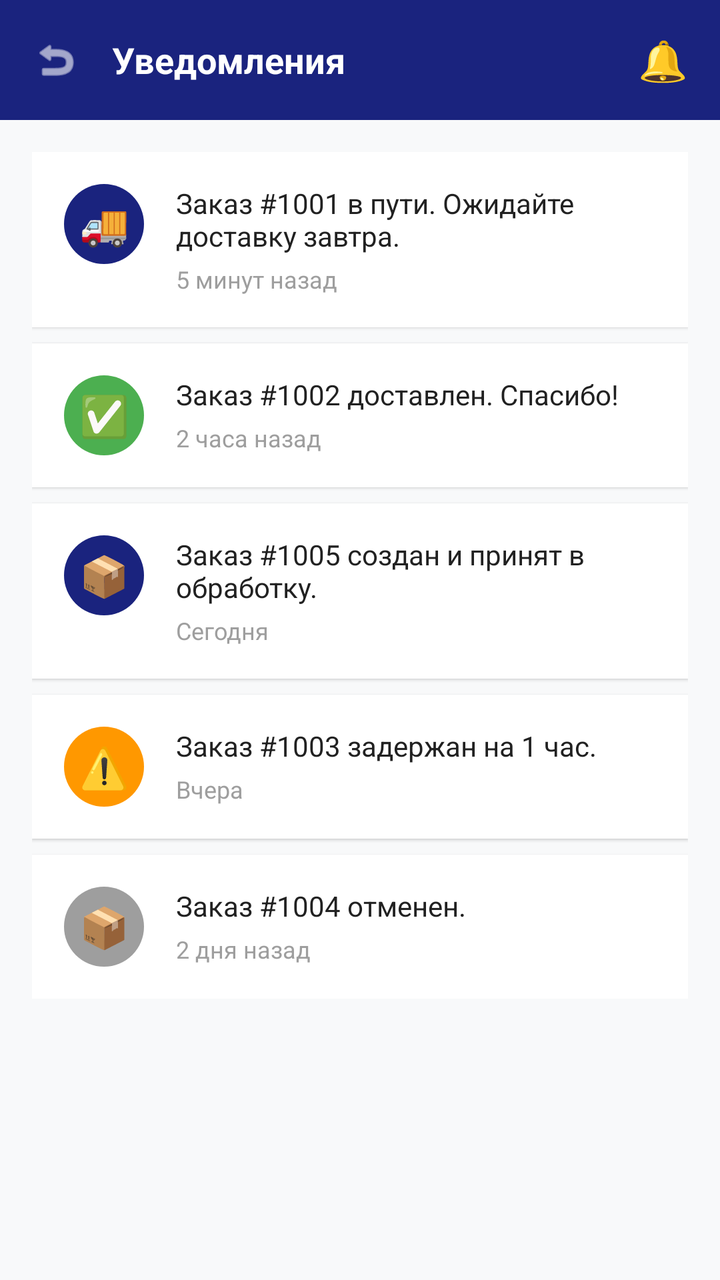
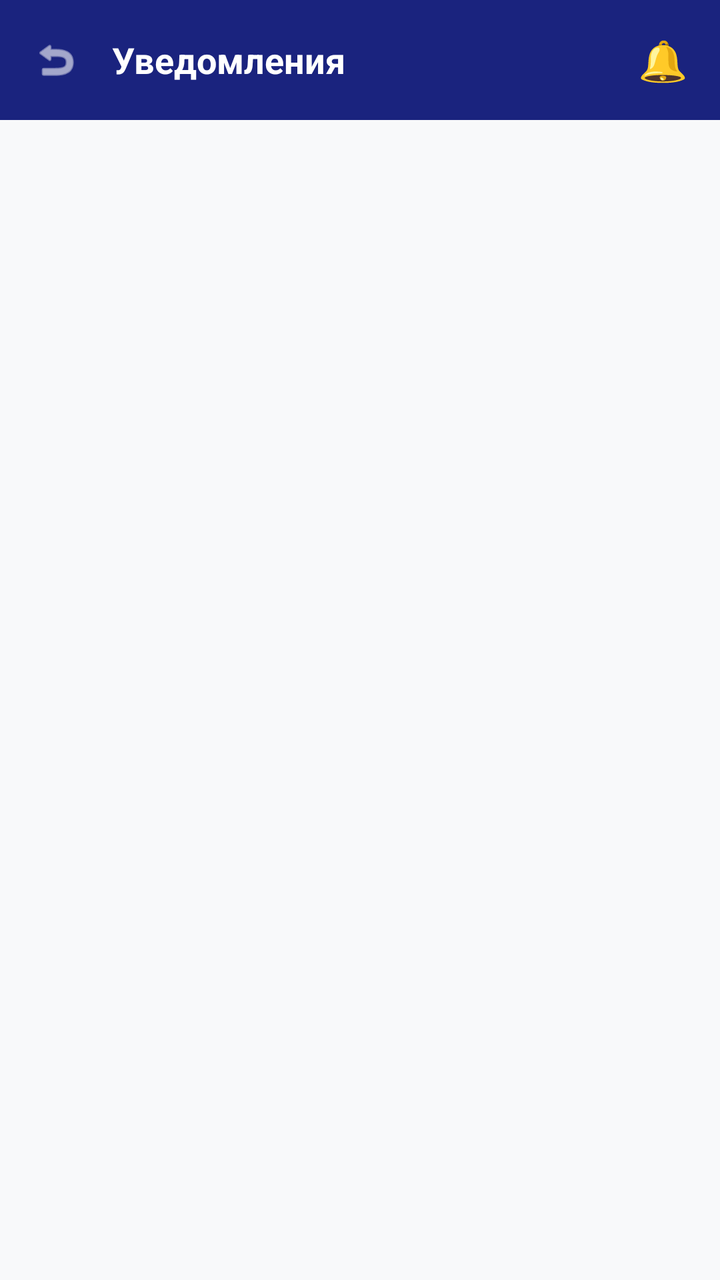

Two renders of the same Android screen: before a commit and after it. Below are the layout's source before the change and the commit's diff.
<!-- AndroidManifest.xml: application theme Theme.Gruz -->
<!-- res/layout/activity_notifications.xml -->
<?xml version="1.0" encoding="utf-8"?>
<LinearLayout xmlns:android="http://schemas.android.com/apk/res/android"
    xmlns:app="http://schemas.android.com/apk/res-auto"
    android:layout_width="match_parent"
    android:layout_height="match_parent"
    android:orientation="vertical"
    android:background="#F8F9FA">

    
    <LinearLayout
        android:layout_width="match_parent"
        android:layout_height="60dp"
        android:background="#1A237E"
        android:gravity="center_vertical"
        android:paddingHorizontal="16dp">

        <ImageView
            android:id="@+id/btnBack"
            android:layout_width="24dp"
            android:layout_height="24dp"
            android:src="@android:drawable/ic_menu_revert"
            app:tint="#FFFFFF" />

        <TextView
            android:layout_width="0dp"
            android:layout_height="wrap_content"
            android:layout_weight="1"
            android:layout_marginStart="16dp"
            android:text="Уведомления"
            android:textColor="#FFFFFF"
            android:textSize="18sp"
            android:textStyle="bold"/>

        <TextView
            android:layout_width="wrap_content"
            android:layout_height="wrap_content"
            android:text="🔔"
            android:textSize="20sp"/>
    </LinearLayout>

    
    <ScrollView
        android:layout_width="match_parent"
        android:layout_height="match_parent">

        <LinearLayout
            android:layout_width="match_parent"
            android:layout_height="wrap_content"
            android:orientation="vertical"
            android:padding="16dp">

            
            <LinearLayout android:layout_width="match_parent" android:layout_height="wrap_content" android:orientation="horizontal" android:background="#FFFFFF" android:padding="16dp" android:layout_marginBottom="8dp" android:elevation="1dp">
                <TextView android:layout_width="40dp" android:layout_height="40dp" android:background="@drawable/bg_circle_blue" android:gravity="center" android:text="🚚" android:textSize="20sp"/>
                <LinearLayout android:layout_width="0dp" android:layout_height="wrap_content" android:layout_weight="1" android:layout_marginStart="16dp" android:orientation="vertical">
                    <TextView android:layout_width="match_parent" android:layout_height="wrap_content" android:text="Заказ #1001 в пути. Ожидайте доставку завтра." android:textColor="#212121" android:textSize="14sp"/>
                    <TextView android:layout_width="match_parent" android:layout_height="wrap_content" android:text="5 минут назад" android:textColor="#9E9E9E" android:textSize="12sp" android:layout_marginTop="4dp"/>
                </LinearLayout>
            </LinearLayout>

            
            <LinearLayout android:layout_width="match_parent" android:layout_height="wrap_content" android:orientation="horizontal" android:background="#FFFFFF" android:padding="16dp" android:layout_marginBottom="8dp" android:elevation="1dp">
                <TextView android:layout_width="40dp" android:layout_height="40dp" android:background="@drawable/bg_circle_green" android:gravity="center" android:text="✅" android:textSize="20sp"/>
                <LinearLayout android:layout_width="0dp" android:layout_height="wrap_content" android:layout_weight="1" android:layout_marginStart="16dp" android:orientation="vertical">
                    <TextView android:layout_width="match_parent" android:layout_height="wrap_content" android:text="Заказ #1002 доставлен. Спасибо!" android:textColor="#212121" android:textSize="14sp"/>
                    <TextView android:layout_width="match_parent" android:layout_height="wrap_content" android:text="2 часа назад" android:textColor="#9E9E9E" android:textSize="12sp" android:layout_marginTop="4dp"/>
                </LinearLayout>
            </LinearLayout>

            
            <LinearLayout android:layout_width="match_parent" android:layout_height="wrap_content" android:orientation="horizontal" android:background="#FFFFFF" android:padding="16dp" android:layout_marginBottom="8dp" android:elevation="1dp">
                <TextView android:layout_width="40dp" android:layout_height="40dp" android:background="@drawable/bg_circle_blue" android:gravity="center" android:text="📦" android:textSize="20sp"/>
                <LinearLayout android:layout_width="0dp" android:layout_height="wrap_content" android:layout_weight="1" android:layout_marginStart="16dp" android:orientation="vertical">
                    <TextView android:layout_width="match_parent" android:layout_height="wrap_content" android:text="Заказ #1005 создан и принят в обработку." android:textColor="#212121" android:textSize="14sp"/>
                    <TextView android:layout_width="match_parent" android:layout_height="wrap_content" android:text="Сегодня" android:textColor="#9E9E9E" android:textSize="12sp" android:layout_marginTop="4dp"/>
                </LinearLayout>
            </LinearLayout>

            
            <LinearLayout android:layout_width="match_parent" android:layout_height="wrap_content" android:orientation="horizontal" android:background="#FFFFFF" android:padding="16dp" android:layout_marginBottom="8dp" android:elevation="1dp">
                <TextView android:layout_width="40dp" android:layout_height="40dp" android:background="@drawable/bg_circle_orange" android:gravity="center" android:text="⚠️" android:textSize="20sp"/>
                <LinearLayout android:layout_width="0dp" android:layout_height="wrap_content" android:layout_weight="1" android:layout_marginStart="16dp" android:orientation="vertical">
                    <TextView android:layout_width="match_parent" android:layout_height="wrap_content" android:text="Заказ #1003 задержан на 1 час." android:textColor="#212121" android:textSize="14sp"/>
                    <TextView android:layout_width="match_parent" android:layout_height="wrap_content" android:text="Вчера" android:textColor="#9E9E9E" android:textSize="12sp" android:layout_marginTop="4dp"/>
                </LinearLayout>
            </LinearLayout>

            
            <LinearLayout android:layout_width="match_parent" android:layout_height="wrap_content" android:orientation="horizontal" android:background="#FFFFFF" android:padding="16dp" android:elevation="1dp">
                <TextView android:layout_width="40dp" android:layout_height="40dp" android:background="@drawable/bg_circle_grey" android:gravity="center" android:text="📦" android:textSize="20sp"/>
                <LinearLayout android:layout_width="0dp" android:layout_height="wrap_content" android:layout_weight="1" android:layout_marginStart="16dp" android:orientation="vertical">
                    <TextView android:layout_width="match_parent" android:layout_height="wrap_content" android:text="Заказ #1004 отменен." android:textColor="#212121" android:textSize="14sp"/>
                    <TextView android:layout_width="match_parent" android:layout_height="wrap_content" android:text="2 дня назад" android:textColor="#9E9E9E" android:textSize="12sp" android:layout_marginTop="4dp"/>
                </LinearLayout>
            </LinearLayout>

        </LinearLayout>
    </ScrollView>
</LinearLayout>
<!-- resources referenced by this layout -->
<resources>
  <!-- drawable bg_circle_blue (drawable) -->
  <?xml version="1.0" encoding="utf-8"?>
  <shape xmlns:android="http://schemas.android.com/apk/res/android" android:shape="oval">
      <solid android:color="#1A237E"/>
  </shape>
  <!-- drawable bg_circle_green (drawable) -->
  <?xml version="1.0" encoding="utf-8"?>
  <shape xmlns:android="http://schemas.android.com/apk/res/android" android:shape="oval">
      <solid android:color="#4CAF50"/>
  </shape>
  <!-- drawable bg_circle_grey (drawable) -->
  <?xml version="1.0" encoding="utf-8"?>
  <shape xmlns:android="http://schemas.android.com/apk/res/android" android:shape="oval">
      <solid android:color="#9E9E9E"/>
  </shape>
  <!-- drawable bg_circle_orange (drawable) -->
  <?xml version="1.0" encoding="utf-8"?>
  <shape xmlns:android="http://schemas.android.com/apk/res/android" android:shape="oval">
      <solid android:color="#FF9800"/>
  </shape>
  <style name="Theme.Gruz" parent="Base.Theme.Gruz" />
  <style name="Base.Theme.Gruz" parent="Theme.Material3.DayNight.NoActionBar">
          
          
      </style>
</resources>

<!-- the commit's change to res/layout/activity_notifications.xml (unified diff, before → after) -->
@@ -5,22 +5,18 @@
     android:layout_height="match_parent"
     android:orientation="vertical"
     android:background="#F8F9FA">
-
-    
     <LinearLayout
         android:layout_width="match_parent"
         android:layout_height="60dp"
         android:background="#1A237E"
         android:gravity="center_vertical"
         android:paddingHorizontal="16dp">
-
         <ImageView
             android:id="@+id/btnBack"
             android:layout_width="24dp"
             android:layout_height="24dp"
             android:src="@android:drawable/ic_menu_revert"
             app:tint="#FFFFFF" />
-
         <TextView
             android:layout_width="0dp"
             android:layout_height="wrap_content"
@@ -30,70 +26,17 @@
             android:textColor="#FFFFFF"
             android:textSize="18sp"
             android:textStyle="bold"/>
-
         <TextView
             android:layout_width="wrap_content"
             android:layout_height="wrap_content"
             android:text="🔔"
             android:textSize="20sp"/>
     </LinearLayout>
+    <androidx.recyclerview.widget.RecyclerView
+        android:id="@+id/recyclerViewNotifications"
+        android:layout_width="match_parent"
+        android:layout_height="match_parent"
+        android:padding="16dp"
+        android:clipToPadding="false"/>
 
-    
-    <ScrollView
-        android:layout_width="match_parent"
-        android:layout_height="match_parent">
-
-        <LinearLayout
-            android:layout_width="match_parent"
-            android:layout_height="wrap_content"
-            android:orientation="vertical"
-            android:padding="16dp">
-
-            
-            <LinearLayout android:layout_width="match_parent" android:layout_height="wrap_content" android:orientation="horizontal" android:background="#FFFFFF" android:padding="16dp" android:layout_marginBottom="8dp" android:elevation="1dp">
-                <TextView android:layout_width="40dp" android:layout_height="40dp" android:background="@drawable/bg_circle_blue" android:gravity="center" android:text="🚚" android:textSize="20sp"/>
-                <LinearLayout android:layout_width="0dp" android:layout_height="wrap_content" android:layout_weight="1" android:layout_marginStart="16dp" android:orientation="vertical">
-                    <TextView android:layout_width="match_parent" android:layout_height="wrap_content" android:text="Заказ #1001 в пути. Ожидайте доставку завтра." android:textColor="#212121" android:textSize="14sp"/>
-                    <TextView android:layout_width="match_parent" android:layout_height="wrap_content" android:text="5 минут назад" android:textColor="#9E9E9E" android:textSize="12sp" android:layout_marginTop="4dp"/>
-                </LinearLayout>
-            </LinearLayout>
-
-            
-            <LinearLayout android:layout_width="match_parent" android:layout_height="wrap_content" android:orientation="horizontal" android:background="#FFFFFF" android:padding="16dp" android:layout_marginBottom="8dp" android:elevation="1dp">
-                <TextView android:layout_width="40dp" android:layout_height="40dp" android:background="@drawable/bg_circle_green" android:gravity="center" android:text="✅" android:textSize="20sp"/>
-                <LinearLayout android:layout_width="0dp" android:layout_height="wrap_content" android:layout_weight="1" android:layout_marginStart="16dp" android:orientation="vertical">
-                    <TextView android:layout_width="match_parent" android:layout_height="wrap_content" android:text="Заказ #1002 доставлен. Спасибо!" android:textColor="#212121" android:textSize="14sp"/>
-                    <TextView android:layout_width="match_parent" android:layout_height="wrap_content" android:text="2 часа назад" android:textColor="#9E9E9E" android:textSize="12sp" android:layout_marginTop="4dp"/>
-                </LinearLayout>
-            </LinearLayout>
-
-            
-            <LinearLayout android:layout_width="match_parent" android:layout_height="wrap_content" android:orientation="horizontal" android:background="#FFFFFF" android:padding="16dp" android:layout_marginBottom="8dp" android:elevation="1dp">
-                <TextView android:layout_width="40dp" android:layout_height="40dp" android:background="@drawable/bg_circle_blue" android:gravity="center" android:text="📦" android:textSize="20sp"/>
-                <LinearLayout android:layout_width="0dp" android:layout_height="wrap_content" android:layout_weight="1" android:layout_marginStart="16dp" android:orientation="vertical">
-                    <TextView android:layout_width="match_parent" android:layout_height="wrap_content" android:text="Заказ #1005 создан и принят в обработку." android:textColor="#212121" android:textSize="14sp"/>
-                    <TextView android:layout_width="match_parent" android:layout_height="wrap_content" android:text="Сегодня" android:textColor="#9E9E9E" android:textSize="12sp" android:layout_marginTop="4dp"/>
-                </LinearLayout>
-            </LinearLayout>
-
-            
-            <LinearLayout android:layout_width="match_parent" android:layout_height="wrap_content" android:orientation="horizontal" android:background="#FFFFFF" android:padding="16dp" android:layout_marginBottom="8dp" android:elevation="1dp">
-                <TextView android:layout_width="40dp" android:layout_height="40dp" android:background="@drawable/bg_circle_orange" android:gravity="center" android:text="⚠️" android:textSize="20sp"/>
-                <LinearLayout android:layout_width="0dp" android:layout_height="wrap_content" android:layout_weight="1" android:layout_marginStart="16dp" android:orientation="vertical">
-                    <TextView android:layout_width="match_parent" android:layout_height="wrap_content" android:text="Заказ #1003 задержан на 1 час." android:textColor="#212121" android:textSize="14sp"/>
-                    <TextView android:layout_width="match_parent" android:layout_height="wrap_content" android:text="Вчера" android:textColor="#9E9E9E" android:textSize="12sp" android:layout_marginTop="4dp"/>
-                </LinearLayout>
-            </LinearLayout>
-
-            
-            <LinearLayout android:layout_width="match_parent" android:layout_height="wrap_content" android:orientation="horizontal" android:background="#FFFFFF" android:padding="16dp" android:elevation="1dp">
-                <TextView android:layout_width="40dp" android:layout_height="40dp" android:background="@drawable/bg_circle_grey" android:gravity="center" android:text="📦" android:textSize="20sp"/>
-                <LinearLayout android:layout_width="0dp" android:layout_height="wrap_content" android:layout_weight="1" android:layout_marginStart="16dp" android:orientation="vertical">
-                    <TextView android:layout_width="match_parent" android:layout_height="wrap_content" android:text="Заказ #1004 отменен." android:textColor="#212121" android:textSize="14sp"/>
-                    <TextView android:layout_width="match_parent" android:layout_height="wrap_content" android:text="2 дня назад" android:textColor="#9E9E9E" android:textSize="12sp" android:layout_marginTop="4dp"/>
-                </LinearLayout>
-            </LinearLayout>
-
-        </LinearLayout>
-    </ScrollView>
 </LinearLayout>
<!-- resource entries referenced after the edit -->
@@ -1,25 +1,5 @@
 <!-- resources referenced by this layout -->
 <resources>
-  <!-- drawable bg_circle_blue (drawable) -->
-  <?xml version="1.0" encoding="utf-8"?>
-  <shape xmlns:android="http://schemas.android.com/apk/res/android" android:shape="oval">
-      <solid android:color="#1A237E"/>
-  </shape>
-  <!-- drawable bg_circle_green (drawable) -->
-  <?xml version="1.0" encoding="utf-8"?>
-  <shape xmlns:android="http://schemas.android.com/apk/res/android" android:shape="oval">
-      <solid android:color="#4CAF50"/>
-  </shape>
-  <!-- drawable bg_circle_grey (drawable) -->
-  <?xml version="1.0" encoding="utf-8"?>
-  <shape xmlns:android="http://schemas.android.com/apk/res/android" android:shape="oval">
-      <solid android:color="#9E9E9E"/>
-  </shape>
-  <!-- drawable bg_circle_orange (drawable) -->
-  <?xml version="1.0" encoding="utf-8"?>
-  <shape xmlns:android="http://schemas.android.com/apk/res/android" android:shape="oval">
-      <solid android:color="#FF9800"/>
-  </shape>
   <style name="Theme.Gruz" parent="Base.Theme.Gruz" />
   <style name="Base.Theme.Gruz" parent="Theme.Material3.DayNight.NoActionBar">
           
